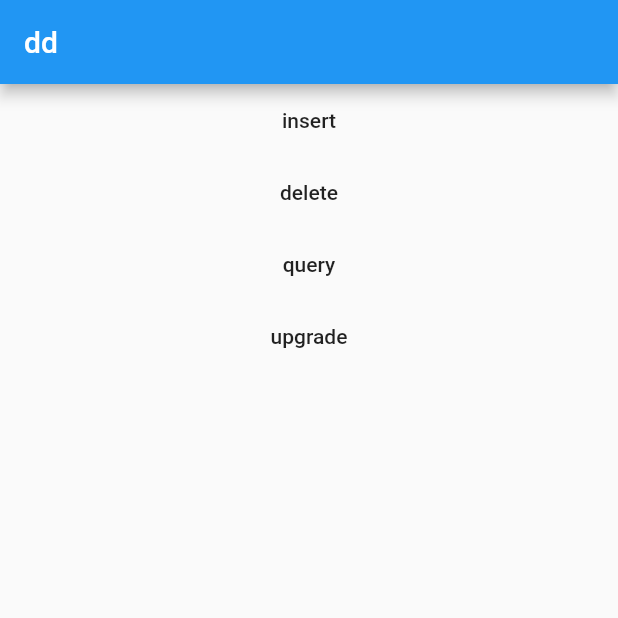
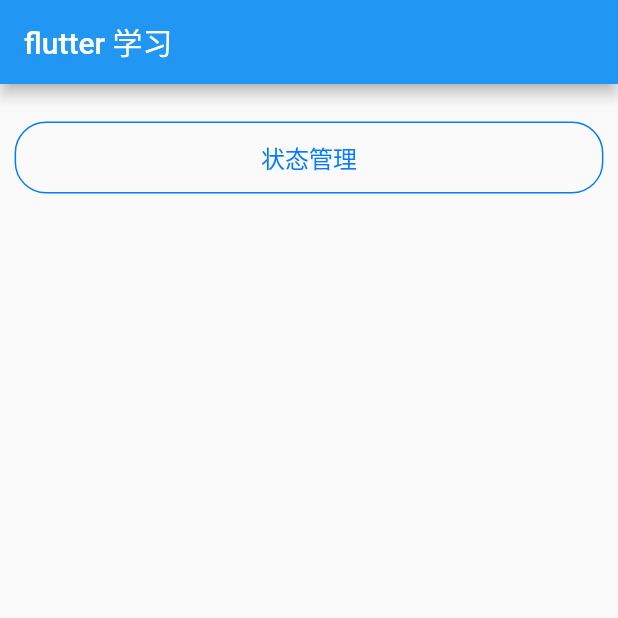
Before and after one commit to fizzuas/app_flutter_demo, a Flutter app: the screen it shows after launch, on a phone screen of 412 x 824 dp, the top half of it. Run offline on Flutter 3.47's test engine with Material 2 defaults, Android fonts, the phone set to English and light mode, and no system bars; our stand-ins replace flutter_easyloading; missing offline and left inert: dart:ffi, flutter_stetho.

Commit message:
future:添加baseState

```diff
--- a/lib/MyListView.dart
+++ b/lib/MyListView.dart
@@ -1,5 +1,5 @@
 import 'package:flutter/material.dart';
-import 'package:english_words/english_words.dart';
+// import 'package:english_words/english_words.dart';
 
 class MyListView extends StatefulWidget {
   MyListView({Key key}) : super(key: key);
@@ -17,7 +17,7 @@ class _MyListViewState extends State<MyListView> {
   @override
   void initState() {
     super.initState();
-    _suggestions.addAll(generateWordPairs().take(5));
+    // _suggestions.addAll(generateWordPairs().take(5));
     _widgets.add(_buildRow(0));
   }
 
@@ -81,7 +81,7 @@ class _MyListViewState extends State<MyListView> {
       if (i>= list.length) {
         // ...接着再生成10个单词对，然后添加到建议列表
         setState(() {
-          list.addAll(generateWordPairs().take(10));
+          // list.addAll(generateWordPairs().take(10));
 
         });
       }
--- a/lib/db/data_access.dart
+++ /dev/null
@@ -1,24 +0,0 @@
-class DataAccess {
-  int id;
-  String sn;
-  String dataAccessCode;
-
-  DataAccess({this.id,this.sn, this.dataAccessCode});
-
-  Map<String, dynamic> toJson() => {
-        'id': id,
-        'sn': sn,
-        'dataAccessCode': dataAccessCode,
-      };
-
-  DataAccess.fromJson(Map<String, dynamic> json) {
-    id = json['id'];
-    sn = json['sn'];
-    dataAccessCode = json['dataAccessCode'];
-  }
-  @override
-  String toString() {
-
-    return toJson().toString();
-  }
-}
--- a/lib/db/db_ui.dart
+++ /dev/null
@@ -1,63 +0,0 @@
-import 'package:flutter/material.dart';
-import 'package:flutter_app/db/data_access.dart';
-
-import 'dataaccess_database.dart';
-
-class DBContainer extends StatelessWidget {
-  @override
-  Widget build(BuildContext context) {
-    return Center(
-      child: Column(
-        children: <Widget>[
-          FlatButton(
-            onPressed: () {
-              _insert();
-            },
-            child: Text("insert"),
-          ),
-          FlatButton(
-            onPressed: () {
-              _delete();
-            },
-            child: Text("delete"),
-          ),
-          FlatButton(
-            onPressed: () {
-              _query();
-            },
-            child: Text("query"),
-          ),
-          FlatButton(
-            onPressed: () {
-              _upgrade();
-            },
-            child: Text("upgrade"),
-          ),
-        ],
-      ),
-    );
-  }
-
-  void _insert() async {
-    int result = await DataAccessDatabase.instance
-        .insertValidMachine(DataAccess(sn: "ssss", dataAccessCode: "bbbbb"));
-    print("_insert resulte=" + result.toString());
-  }
-
-  void _delete() async {
-    int result = await DataAccessDatabase.instance.deleteMachine(
-      "ssss",
-    );
-    print("_delete resulte=" + result.toString());
-  }
-
-  void _query() async {
-    List<DataAccess> list =
-        await DataAccessDatabase.instance.queryValidMachine("ssss");
-    list.forEach((element) {
-      print(element.toString());
-    });
-  }
-
-  void _upgrade() {}
-}
--- a/lib/dialog/DialogUpdateState.dart
+++ b/lib/dialog/DialogUpdateState.dart
@@ -82,8 +82,8 @@ void onFlatButClick() {
 }
 
 _showDialogWithStatefulBuilder(BuildContext context) {
+  StateSetter ss;
   var progress = 0.0;
-  StateSetter ss;
   Timer.periodic(Duration(milliseconds: 300), (timer) {
     progress += 0.1;
     if (ss != null) {
--- a/lib/main.dart
+++ b/lib/main.dart
@@ -4,6 +4,7 @@ import 'package:flutter/material.dart';
 import 'package:flutter_app/ColumnSection.dart';
 import 'package:flutter_app/GestureDemo.dart';
 import 'package:flutter_app/custom/CustomView.dart';
+import 'package:flutter_app/route/router.dart';
 import 'package:flutter_app/state.dart';
 import 'package:flutter_app/util/_constants.dart';
 import 'package:flutter_app/util/view_size_utils.dart';
@@ -14,13 +15,13 @@ import 'Tabs.dart';
 import 'KeyMap.dart';
 import 'custom/CustomText.dart';
 import 'custom/RoateText.dart';
-import 'db/db_ui.dart';
 import 'dialog/DialogProgress.dart';
 import 'dialog/DialogUpdateState.dart';
 import 'dialog/input_dialog.dart';
 
+final RouteObserver<PageRoute> routeObserver = RouteObserver();
 void main() {
-  Stetho.initialize();
+  // Stetho.initialize();
   runApp(new MyAPP());
 }
 
@@ -36,11 +37,65 @@ class MyState<MyApp> extends State {
   Widget build(BuildContext context) {
     return new MaterialApp(
       title: "ss",
-      home: Scaffold(
-        appBar: AppBar(
-          title: Text("dd"),
-        ),
-        body: new DBContainer(),
+      home: new Page(),
+      // 路由拦截！
+      onGenerateRoute: (RouteSettings settings) {
+        final String pageName = settings.name;
+        print("pageName=$pageName");
+        final Function pageBuilder = Router.routes[pageName];
+        if (settings.arguments != null) {
+          return MaterialPageRoute(
+              settings: RouteSettings(name: pageName),
+              builder: (context) =>
+                  pageBuilder(context, arguments: settings.arguments));
+        } else {
+          return MaterialPageRoute(
+              settings: RouteSettings(name: pageName),
+              builder: (context) => pageBuilder(context));
+        }
+      },
+    );
+  }
+}
+class Page extends StatelessWidget {
+  @override
+  Widget build(BuildContext context) {
+    ViewSizeUtils().init(context);
+    return Scaffold(
+      appBar: AppBar(
+        title: Text("flutter 学习"),
+      ),
+      body: Column(
+        children: <Widget>[
+          Container(
+            alignment: Alignment.center,
+            margin: EdgeInsets.only(top: 25),
+            child: InkWell(
+              onTap: () {
+                Navigator.of(context).pushNamed(Router.stateManager);
+              },
+              child: Container(
+                width: ViewSizeUtils.getSize(343),
+                height: ViewSizeUtils.getSize(42),
+                alignment: Alignment.center,
+                child: Text(
+                  "状态管理",
+                  style: TextStyle(
+                    fontSize: 16,
+                    color: Color.fromARGB(0xff, 0x05, 0x7c, 0xff),
+                  ),
+                ),
+                decoration: new BoxDecoration(
+                  //设置四周圆角
+                  borderRadius: BorderRadius.all(Radius.circular(21)),
+                  //设置四周边框
+                  border: new Border.all(
+                      width: 1, color: Color.fromARGB(0xff, 0x05, 0x7c, 0xff)),
+                ),
+              ),
+            ),
+          ),
+        ],
       ),
     );
   }
--- /dev/null
+++ b/lib/route/router.dart
@@ -0,0 +1,9 @@
+import 'package:flutter/material.dart';
+import 'package:flutter_app/state_manager/state_manager.dart';
+
+class Router {
+  static const String stateManager = '/stateManager';
+  static final Map<String, WidgetBuilder> routes = {
+    stateManager:(context)=>StateManager(),
+  };
+}
--- /dev/null
+++ b/lib/state_manager/state_manager.dart
@@ -0,0 +1,28 @@
+import 'package:flutter/material.dart';
+import 'package:flutter_app/base/_base_widget.dart';
+import 'package:flutter_app/ui/title/common_titleview.dart';
+
+
+class StateManager extends StatefulWidget {
+  @override
+  _StateManagerState createState() => _StateManagerState();
+}
+
+class _StateManagerState extends BaseWidgetState<StateManager> {
+
+
+  @override
+  void initData() {
+  }
+
+  @override
+  Widget initTitleView() {
+    return new CommonTitleView(titleName:"ss");
+  }
+
+  @override
+  Widget setPageLayout(BuildContext context) {
+    return new Container(child: Text("content"),);
+
+  }
+}
--- a/lib/util/view_size_utils.dart
+++ b/lib/util/view_size_utils.dart
@@ -1,19 +1,38 @@
 import 'package:flutter/cupertino.dart';
 
 class ViewSizeUtils{
-  MediaQueryData _mediaQueryData;
-  double _screenWidth;
-//  double _screenHeight;
+  static double _screenWidth;
+  static double _screenHeight;
   static double _ratio;
+  static bool _allowFontScaling = false;
+  static double _textScaleFactor;
+  static double _screenRatio;
 
-  void init(BuildContext context,{double designWidth = 360}){
-    _mediaQueryData = MediaQuery.of(context);
+  void init(BuildContext context,{double designWidth = 360,bool allowFontScaling = false}){
+    MediaQueryData _mediaQueryData = MediaQuery.of(context);
     _screenWidth = _mediaQueryData.size.width;
-//    _screenHeight = _mediaQueryData.size.height;
+    _screenHeight = _mediaQueryData.size.height;
+    _screenRatio = _screenHeight/_screenWidth;
     _ratio = _screenWidth/designWidth;
+    _allowFontScaling = allowFontScaling;
+    _textScaleFactor = _mediaQueryData.textScaleFactor;
   }
 
+  static double get getScreenWidth  => _screenWidth;
+  static double get getScreenHeight => _screenHeight;
+  static double get getScreenRatio => _screenRatio;
+
   static double getSize(double designSize){
+    if(_ratio == null){
+      throw Exception("context is null , please call ViewSizeUtils.init(context) first");
+    }
     return designSize*_ratio;
   }
+
+  //全局默认不可缩放，但是设置special属性会覆盖全局的默认设置
+  static double setSp(double fontSize,{bool special = false}) {
+    return special ? getSize(fontSize) : (_allowFontScaling
+        ? getSize(fontSize)
+        : getSize(fontSize) / _textScaleFactor);
+  }
 }
```
Also changed, not shown: lib/base/_base_widget.dart (added, +56 -0 lines), lib/db/dataaccess_database.dart (deleted, +0 -85 lines), lib/dialog/DialogProgress.dart (+61 -14 lines), lib/ui/title/common_titleview.dart (added, +77 -0 lines), pubspec.yaml (+3 -49 lines).
